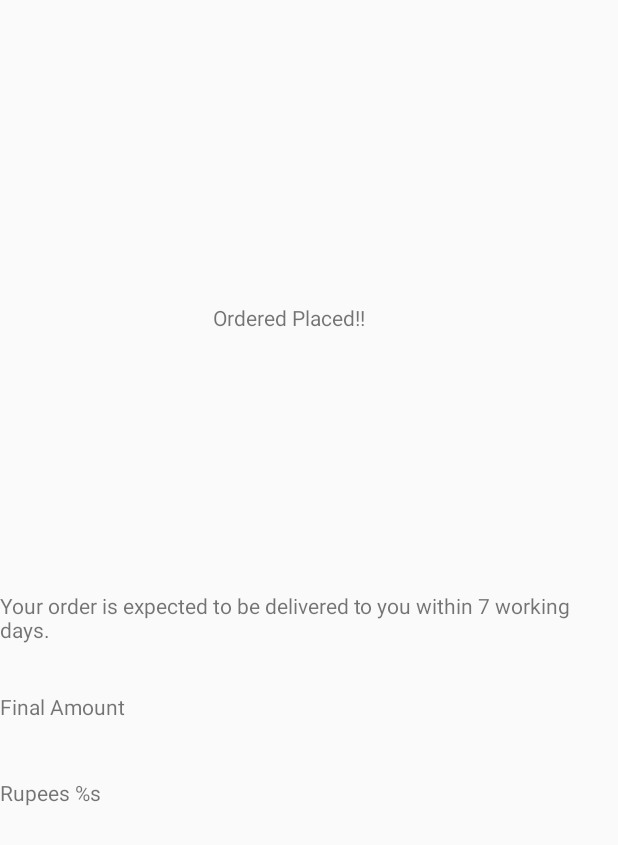
After one commit to Mumbai2017/team-15, an Android app: the layout activity_confirmation.xml on its own in the app's theme, with its tools: preview values and no code run, on a phone screen of 412 x 824 dp. The commit adds this screen. Shown: the top 845 px of the screen. Run offline under Robolectric (Android 15) with nearby library versions, the phone set to English and light mode, and no system bars.

Commit message:
new integrated

```diff
--- /dev/null
+++ b/app/src/main/res/layout/activity_confirmation.xml
@@ -0,0 +1,46 @@
+<?xml version="1.0" encoding="utf-8"?>
+<RelativeLayout xmlns:android="http://schemas.android.com/apk/res/android"
+    xmlns:app="http://schemas.android.com/apk/res-auto"
+    xmlns:tools="http://schemas.android.com/tools"
+    android:layout_width="match_parent"
+    android:layout_height="match_parent"
+    tools:context="com.example.admin.cfg15.Confirmation">
+
+
+    <TextView
+        android:id="@+id/tvConfirmation"
+        android:layout_width="wrap_content"
+        android:layout_height="wrap_content"
+        android:layout_alignParentStart="true"
+        android:layout_alignParentTop="true"
+        android:layout_marginStart="142dp"
+        android:layout_marginTop="202dp"
+        android:text="Ordered Placed!!" />
+
+    <TextView
+        android:id="@+id/tvConfirmationMessage"
+        android:layout_width="wrap_content"
+        android:layout_height="wrap_content"
+        android:layout_centerHorizontal="true"
+        android:layout_centerVertical="true"
+        android:text="Your order is expected to be delivered to you within 7 working days." />
+
+    <TextView
+        android:id="@+id/tvFinalOrder"
+        android:layout_width="wrap_content"
+        android:layout_height="wrap_content"
+        android:layout_alignStart="@+id/tvConfirmationMessage"
+        android:layout_below="@+id/tvConfirmationMessage"
+        android:layout_marginTop="32dp"
+        android:text="Final Amount" />
+
+    <TextView
+        android:id="@+id/tvAmount"
+        android:layout_width="wrap_content"
+        android:layout_height="wrap_content"
+        android:layout_alignStart="@+id/tvFinalOrder"
+        android:layout_below="@+id/tvFinalOrder"
+        android:layout_marginTop="38dp"
+        android:text="Rupees %s" />
+
+</RelativeLayout>
```
Also changed, not shown: app/src/main/AndroidManifest.xml (+12 -4 lines), app/src/main/java/com/example/admin/cfg15/Login.java (+36 -6 lines), app/src/main/java/com/example/admin/cfg15/OrderChoice.java (added, +40 -0 lines), app/src/main/java/com/example/admin/cfg15/Registration.java (+8 -0 lines), app/src/main/java/com/example/admin/cfg15/RegistrationApi.java (added, +89 -0 lines), app/src/main/res/layout/activity_feedback.xml (added, +38 -0 lines), app/src/main/res/layout/activity_login.xml (+7 -15 lines), app/src/main/res/layout/activity_order_choice.xml (+11 -25 lines), app/src/main/res/drawable/Breakfast.jpg (deleted), app/src/main/res/drawable/Jeera.jpg (deleted), app/src/main/res/drawable/Khichdi.jpg (deleted), app/src/main/res/drawable/Nachni.jpg (deleted), app/src/main/res/drawable/Peppery Oats.jpg (deleted), app/src/main/res/drawable/Punjabi Masala.jpg (deleted), 3 more files, 3 other files.
